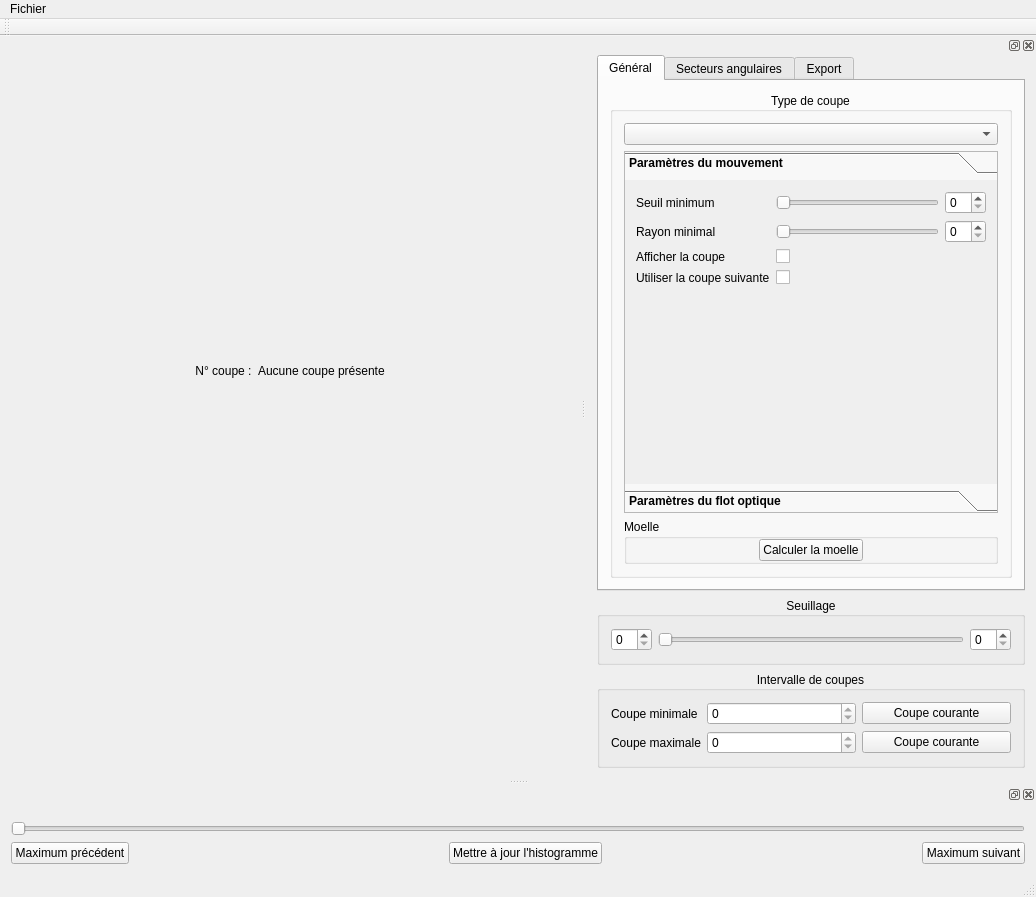
Before: the Qt Designer form ui/mainwindow.ui in akrah/TKDetection, drawn with Qt 5.
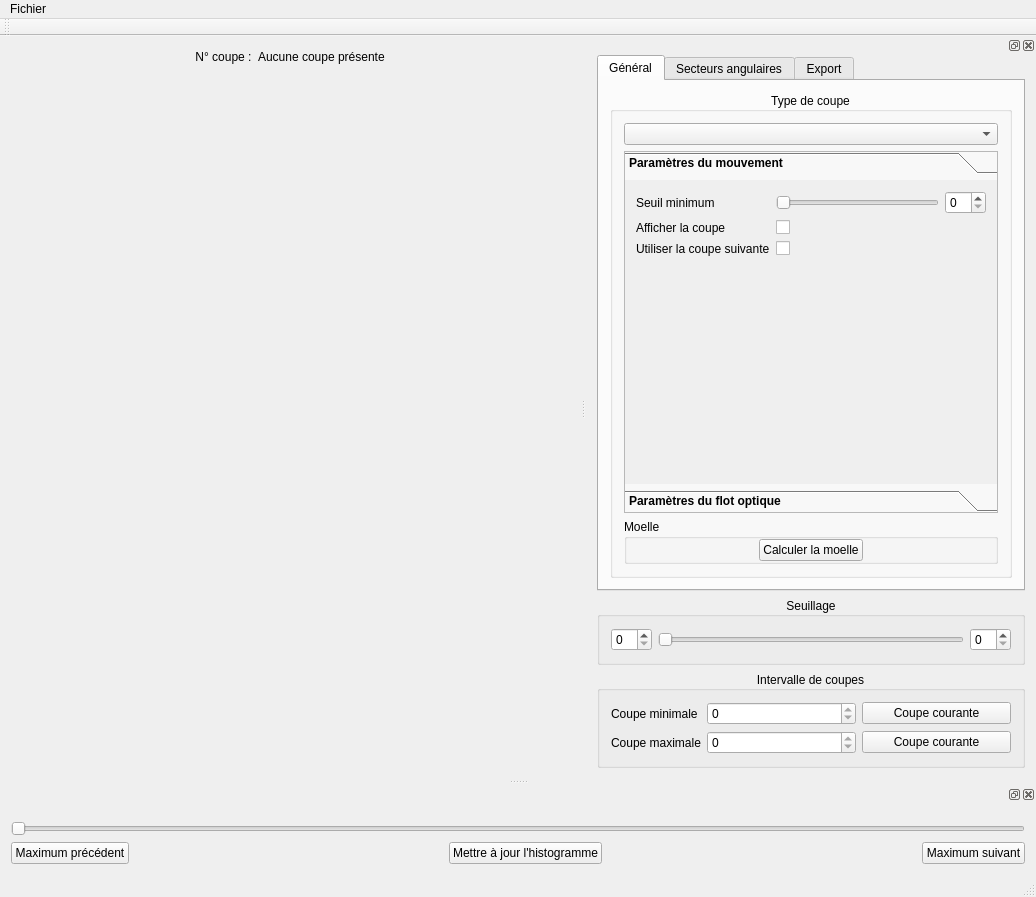
After: the same form once the commit is applied. The open tabs and pages were chosen to show the change. Custom widgets are drawn as their Qt base class.

```diff
--- a/ui/mainwindow.ui
+++ b/ui/mainwindow.ui
@@ -78,12 +78,6 @@
       </property>
       <item>
        <widget class="QScrollArea" name="_scrollSliceView">
-        <property name="sizePolicy">
-         <sizepolicy hsizetype="Maximum" vsizetype="Fixed">
-          <horstretch>0</horstretch>
-          <verstretch>0</verstretch>
-         </sizepolicy>
-        </property>
         <property name="frameShape">
          <enum>QFrame::NoFrame</enum>
         </property>
@@ -110,8 +104,8 @@
           <rect>
            <x>0</x>
            <y>0</y>
-           <width>76</width>
-           <height>76</height>
+           <width>565</width>
+           <height>443</height>
           </rect>
          </property>
          <layout class="QHBoxLayout" name="horizontalLayout_8">
@@ -198,7 +192,7 @@
      <item>
       <widget class="QTabWidget" name="_tabs">
        <property name="currentIndex">
-        <number>0</number>
+        <number>2</number>
        </property>
        <widget class="QWidget" name="_tabGeneral">
         <attribute name="title">
@@ -241,6 +235,22 @@
                 <string>Paramètres du mouvement</string>
                </attribute>
                <layout class="QFormLayout" name="formLayout_7">
+                <property name="fieldGrowthPolicy">
+                 <enum>QFormLayout::AllNonFixedFieldsGrow</enum>
+                </property>
+                <item row="0" column="0">
+                 <widget class="QLabel" name="label_9">
+                  <property name="font">
+                   <font>
+                    <weight>50</weight>
+                    <bold>false</bold>
+                   </font>
+                  </property>
+                  <property name="text">
+                   <string>Seuil minimum</string>
+                  </property>
+                 </widget>
+                </item>
                 <item row="0" column="1">
                  <layout class="QHBoxLayout" name="horizontalLayout_9">
                   <item>
@@ -274,33 +284,7 @@
                   </item>
                  </layout>
                 </item>
-                <item row="0" column="0">
-                 <widget class="QLabel" name="label_9">
-                  <property name="font">
-                   <font>
-                    <weight>50</weight>
-                    <bold>false</bold>
-                   </font>
-                  </property>
-                  <property name="text">
-                   <string>Seuil minimum</string>
-                  </property>
-                 </widget>
-                </item>
                 <item row="2" column="0">
-                 <widget class="QLabel" name="label_11">
-                  <property name="font">
-                   <font>
-                    <weight>50</weight>
-                    <bold>false</bold>
-                   </font>
-                  </property>
-                  <property name="text">
-                   <string>Rayon minimal</string>
-                  </property>
-                 </widget>
-                </item>
-                <item row="3" column="0">
                  <widget class="QLabel" name="label_10">
                   <property name="font">
                    <font>
@@ -313,7 +297,7 @@
                   </property>
                  </widget>
                 </item>
-                <item row="3" column="1">
+                <item row="2" column="1">
                  <widget class="QCheckBox" name="_checkDrawMovementWithBackground">
                   <property name="font">
                    <font>
@@ -326,7 +310,7 @@
                   </property>
                  </widget>
                 </item>
-                <item row="4" column="0">
+                <item row="3" column="0">
                  <widget class="QLabel" name="label_12">
                   <property name="font">
                    <font>
@@ -339,7 +323,7 @@
                   </property>
                  </widget>
                 </item>
-                <item row="4" column="1">
+                <item row="3" column="1">
                  <widget class="QCheckBox" name="_checkUseNextSlice">
                   <property name="font">
                    <font>
@@ -352,39 +336,6 @@
                   </property>
                  </widget>
                 </item>
-                <item row="2" column="1">
-                 <layout class="QHBoxLayout" name="horizontalLayout_10">
-                  <property name="bottomMargin">
-                   <number>0</number>
-                  </property>
-                  <item>
-                   <widget class="QSlider" name="_sliderMovementMinimumRadius">
-                    <property name="maximum">
-                     <number>10</number>
-                    </property>
-                    <property name="pageStep">
-                     <number>5</number>
-                    </property>
-                    <property name="orientation">
-                     <enum>Qt::Horizontal</enum>
-                    </property>
-                   </widget>
-                  </item>
-                  <item>
-                   <widget class="QSpinBox" name="_spinMovementMinimumRadius">
-                    <property name="font">
-                     <font>
-                      <weight>50</weight>
-                      <bold>false</bold>
-                     </font>
-                    </property>
-                    <property name="maximum">
-                     <number>10</number>
-                    </property>
-                   </widget>
-                  </item>
-                 </layout>
-                </item>
                </layout>
               </widget>
               <widget class="QWidget" name="_pageFlowParameters">
@@ -392,8 +343,8 @@
                 <rect>
                  <x>0</x>
                  <y>0</y>
-                 <width>322</width>
-                 <height>144</height>
+                 <width>382</width>
+                 <height>225</height>
                 </rect>
                </property>
                <attribute name="label">
@@ -501,12 +452,6 @@
                 </item>
                 <item row="3" column="1">
                  <widget class="QPushButton" name="_buttonFlowApplied">
-                  <property name="sizePolicy">
-                   <sizepolicy hsizetype="Minimum" vsizetype="Fixed">
-                    <horstretch>0</horstretch>
-                    <verstretch>0</verstretch>
-                   </sizepolicy>
-                  </property>
                   <property name="font">
                    <font>
                     <weight>50</weight>
@@ -955,12 +900,6 @@
        </item>
        <item>
         <widget class="QPushButton" name="_buttonUpdateSliceHistogram">
-         <property name="sizePolicy">
-          <sizepolicy hsizetype="Maximum" vsizetype="Fixed">
-           <horstretch>0</horstretch>
-           <verstretch>0</verstretch>
-          </sizepolicy>
-         </property>
          <property name="text">
           <string>Mettre à jour l'histogramme</string>
          </property>
```
